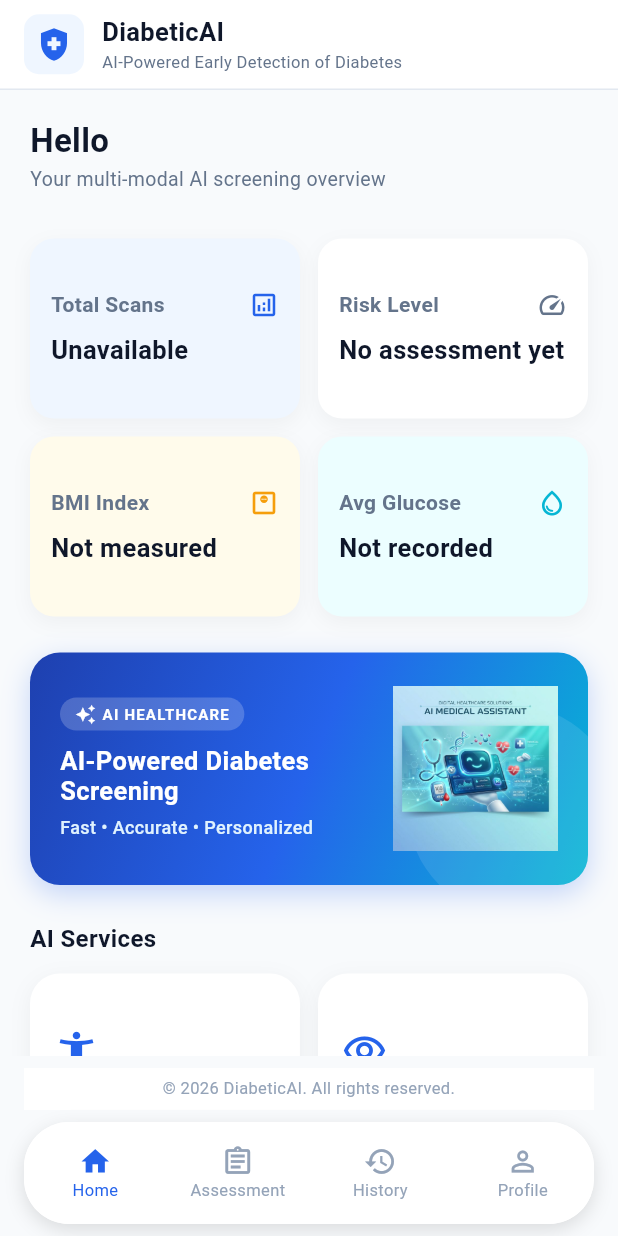
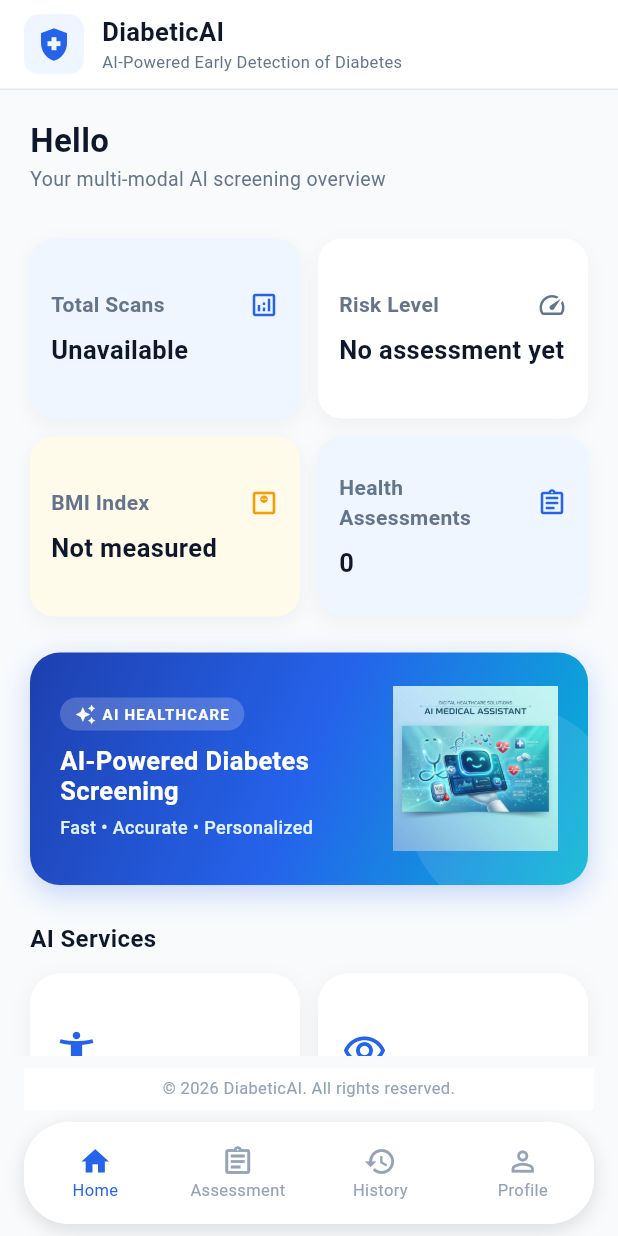
Before and after one commit to Project-CMPN-VESIT/2026-27-BE-032, a Flutter app: the DashboardScreen screen opened by its route, on a phone screen of 412 x 824 dp. Run offline on Flutter 3.47's test engine with Material 3 defaults, Android fonts, the phone set to English and light mode, and no system bars; our stand-ins replace cloud_firestore, dio, firebase_auth, firebase_core, firebase_storage, google_sign_in and 1 more; accounts and stored records are empty.

Commit message:
Finalize multimodal assessment, foot screening, and care plan integration

```diff
--- a/Project_Code/DiabeticAI_Flutter/lib/providers/scan_data_provider.dart
+++ b/Project_Code/DiabeticAI_Flutter/lib/providers/scan_data_provider.dart
@@ -10,6 +10,7 @@ class ScanDataProvider with ChangeNotifier {
   bool _isLoading = false;
   int _loadGeneration = 0;
   int? _totalScans;
+  int? _totalAssessments;
   double? _bmi;
 
   // ── Retina ─────────────────────────────────────────────────────────────────
@@ -42,6 +43,7 @@ class ScanDataProvider with ChangeNotifier {
   Map<String, dynamic>? get assessmentResult => _assessmentResult;
   double? get assessmentScore => _assessmentScore;
   int? get totalScans => _totalScans;
+  int? get totalAssessments => _totalAssessments;
   double? get bmi => _bmi;
   String? get loadError => _loadError;
   bool get isLoading => _isLoading;
@@ -71,6 +73,7 @@ class ScanDataProvider with ChangeNotifier {
         _firestoreService.getFootRecord(uid),
         _firestoreService.getRetinaRecord(uid),
         _firestoreService.countPredictionHistory(uid),
+        _firestoreService.countCompletedAssessments(uid),
       ]);
       if (_ownerUid != uid || generation != _loadGeneration) return;
 
@@ -90,6 +93,7 @@ class ScanDataProvider with ChangeNotifier {
       _retinaUrl = _stringValue(retina?['imageUrl']);
       _retinaResult = _stringValue(retina?['prediction']);
       _totalScans = records[3] as int;
+      _totalAssessments = records[4] as int;
       _isLoading = false;
       _loadError = null;
       notifyListeners();
@@ -157,6 +161,7 @@ class ScanDataProvider with ChangeNotifier {
     _loadError = null;
     _isLoading = false;
     _totalScans = null;
+    _totalAssessments = null;
     _bmi = null;
     _retinaUrl = null;
     _retinaResult = null;
--- a/Project_Code/DiabeticAI_Flutter/lib/screens/dashboard_screen.dart
+++ b/Project_Code/DiabeticAI_Flutter/lib/screens/dashboard_screen.dart
@@ -259,11 +259,17 @@ class _DashboardScreenState extends State<DashboardScreen> {
                                   icon: Icons.monitor_weight_outlined,
                                 ),
                                 _buildStatCard(
-                                  title: 'Avg Glucose',
-                                  value: 'Not recorded',
-                                  bgColor: AppConstants.accentCyanLight,
-                                  accentColor: AppConstants.accentCyan,
-                                  icon: Icons.water_drop_outlined,
+                                  title: 'Health Assessments',
+                                  value: scanData.isLoading
+                                      ? 'Loading...'
+                                      : (scanData.loadError != null
+                                          ? 'Unavailable'
+                                          : (scanData.totalAssessments
+                                                  ?.toString() ??
+                                              '0')),
+                                  bgColor: const Color(0xFFEFF6FF),
+                                  accentColor: AppConstants.primaryBlue,
+                                  icon: Icons.assignment_outlined,
                                 ),
                               ],
                             ),
@@ -374,14 +380,19 @@ class _DashboardScreenState extends State<DashboardScreen> {
           Row(
             mainAxisAlignment: MainAxisAlignment.spaceBetween,
             children: [
-              Text(
-                title,
-                style: const TextStyle(
-                  fontSize: 14,
-                  fontWeight: FontWeight.w600,
-                  color: AppConstants.textSecondary,
+              Expanded(
+                child: Text(
+                  title,
+                  maxLines: 2,
+                  overflow: TextOverflow.ellipsis,
+                  style: const TextStyle(
+                    fontSize: 14,
+                    fontWeight: FontWeight.w600,
+                    color: AppConstants.textSecondary,
+                  ),
                 ),
               ),
+              const SizedBox(width: 6),
               Icon(icon, color: accentColor, size: 20),
             ],
           ),
--- a/Project_Code/DiabeticAI_Flutter/lib/screens/diabetes_assessment_screen.dart
+++ b/Project_Code/DiabeticAI_Flutter/lib/screens/diabetes_assessment_screen.dart
@@ -244,6 +244,7 @@ class _DiabetesAssessmentScreenState extends State<DiabetesAssessmentScreen> {
                                 ),
                               ],
                             ),
+                            const SizedBox(height: 12),
                             const SizedBox(height: 12),
                             Container(
                               padding: const EdgeInsets.all(12),
--- a/Project_Code/DiabeticAI_Flutter/lib/services/api_service.dart
+++ b/Project_Code/DiabeticAI_Flutter/lib/services/api_service.dart
@@ -152,7 +152,7 @@ class ApiService {
   }
 
   /// Foot Prediction
-  /// Sends the selected image bytes to the backend for OpenCV analysis.
+  /// Sends the selected image bytes to the backend for visual screening.
   /// The Firebase URL is saved separately for history and image display.
   Future<Map<String, dynamic>> predictFootUlcer({
     required File imageFile,
--- a/Project_Code/DiabeticAI_Flutter/lib/utils/constants.dart
+++ b/Project_Code/DiabeticAI_Flutter/lib/utils/constants.dart
@@ -35,5 +35,5 @@ class AppConstants {
   //   - Android Emulator: http://10.0.2.2:8000 (maps to host localhost:8000)
   //   - Web/Desktop:      http://127.0.0.1:8000
   // When start_cf_tunnel.py runs, it rewrites this to the live https://*.trycloudflare.com URL.
-  static const String baseUrl = "https://spirits-morrison-toronto-awarded.trycloudflare.com";
+  static const String baseUrl = "https://concerned-continental-jackson-reports.trycloudflare.com";
 }
```
Also changed, not shown: Project_Code/DiabeticAI_Flutter/lib/screens/foot_ulcer_screen.dart (+1 -16 lines), Project_Code/DiabeticAI_Flutter/lib/services/firestore_service.dart (+12 -0 lines), 2 other files.
